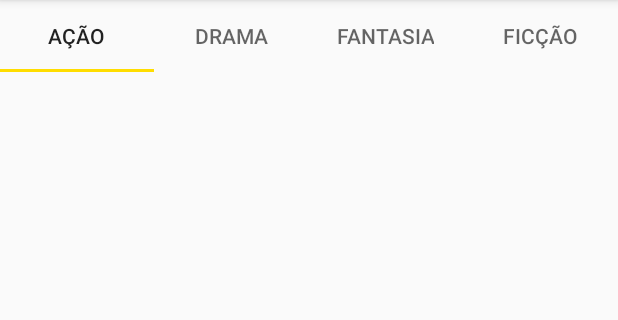
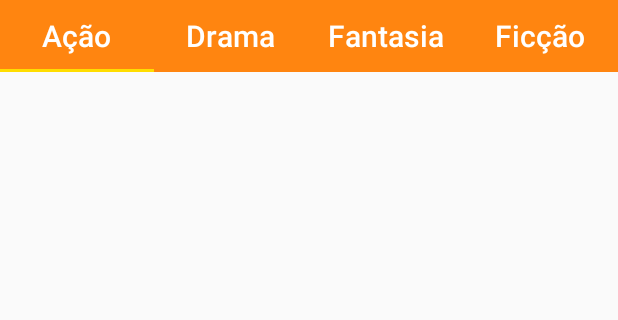
Before and after one commit to virginiadepaula/Movies, an Android app: the screen it shows after launch (MainActivity), on a phone screen of 412 x 824 dp, the part 84-404 px from its top. Run offline under Robolectric (Android 15) with nearby library versions, the phone set to English and light mode, and no system bars.

```diff
--- a/app/src/main/java/com/example/movies/MainActivity.kt
+++ b/app/src/main/java/com/example/movies/MainActivity.kt
@@ -3,6 +3,7 @@ package com.example.movies
 import android.annotation.SuppressLint
 import androidx.appcompat.app.AppCompatActivity
 import android.os.Bundle
+import android.widget.Toast
 import androidx.viewpager2.widget.ViewPager2
 import com.google.android.material.floatingactionbutton.FloatingActionButton
 import com.google.android.material.tabs.TabLayout
@@ -10,22 +11,45 @@ import com.google.android.material.tabs.TabLayoutMediator
 import kotlinx.android.synthetic.main.activity_main.*
 
 
+
 class MainActivity : AppCompatActivity() {
     @SuppressLint("ResourceType")
     override fun onCreate(savedInstanceState: Bundle?) {
         super.onCreate(savedInstanceState)
         setContentView(R.layout.activity_main)
+        supportActionBar?.elevation = 0f
 
         val titulosTab = resources.getStringArray(R.array.titulos_tab)
+
         val moviesAdapter = MoviesPageAdapter(this, titulosTab)
         viewPager.adapter = moviesAdapter
+
 
         TabLayoutMediator(tabLayout,viewPager){ tab, position ->
             tab.text = titulosTab[position]
         }.attach()
 
 
+        tabLayout.addOnTabSelectedListener(object : TabLayout.OnTabSelectedListener{
+            override fun onTabSelected(tab: TabLayout.Tab?) {
+                if (tab != null) {
+               //     viewPager.setCurrentItem(2)
+                }
+            }
 
+            override fun onTabUnselected(tab: TabLayout.Tab?) {
+
+            }
+
+            override fun onTabReselected(tab: TabLayout.Tab?) {
+                TODO("Not yet implemented")
+            }
+
+        })
+    }
+    override fun onResume() {
+        super.onResume()
+ //       viewPager.currentItem = 2
     }
 
 }
--- a/app/src/main/res/layout/activity_main.xml
+++ b/app/src/main/res/layout/activity_main.xml
@@ -1,5 +1,6 @@
 <?xml version="1.0" encoding="utf-8"?>
 <androidx.constraintlayout.widget.ConstraintLayout xmlns:android="http://schemas.android.com/apk/res/android"
+    xmlns:app="http://schemas.android.com/apk/res-auto"
     xmlns:tools="http://schemas.android.com/tools"
     android:layout_width="match_parent"
     android:layout_height="match_parent"
@@ -9,13 +10,15 @@
         android:id="@+id/tabLayout"
         android:layout_width="match_parent"
         android:layout_height="wrap_content"
+        app:tabBackground="@color/colorPrimary"
+        app:tabTextAppearance="@style/TabLayoutTextAppearance"
+        app:tabTextColor="@android:color/white"
         tools:ignore="MissingConstraints" />
 
 
     <androidx.viewpager2.widget.ViewPager2
         android:id="@+id/viewPager"
         android:layout_width="match_parent"
-        android:layout_height="match_parent">
-    </androidx.viewpager2.widget.ViewPager2>
+        android:layout_height="match_parent"></androidx.viewpager2.widget.ViewPager2>
 
 </androidx.constraintlayout.widget.ConstraintLayout>
--- a/app/src/main/res/values/styles.xml
+++ b/app/src/main/res/values/styles.xml
@@ -5,6 +5,13 @@
         <item name="colorPrimary">@color/colorPrimary</item>
         <item name="colorPrimaryDark">@color/colorPrimaryDark</item>
         <item name="colorAccent">@color/colorAccent</item>
+        <item name="tabTextAppearance">@style/TabLayoutTextAppearance</item>
+    </style>
+
+    <style name="TabLayoutTextAppearance" parent="TextAppearance.Design.Tab">
+        <item name="textAllCaps">false</item>
+        <item name="android:textAllCaps">false</item>
+        <item name="android:textSize">20sp</item>
     </style>
 
 </resources>
```
